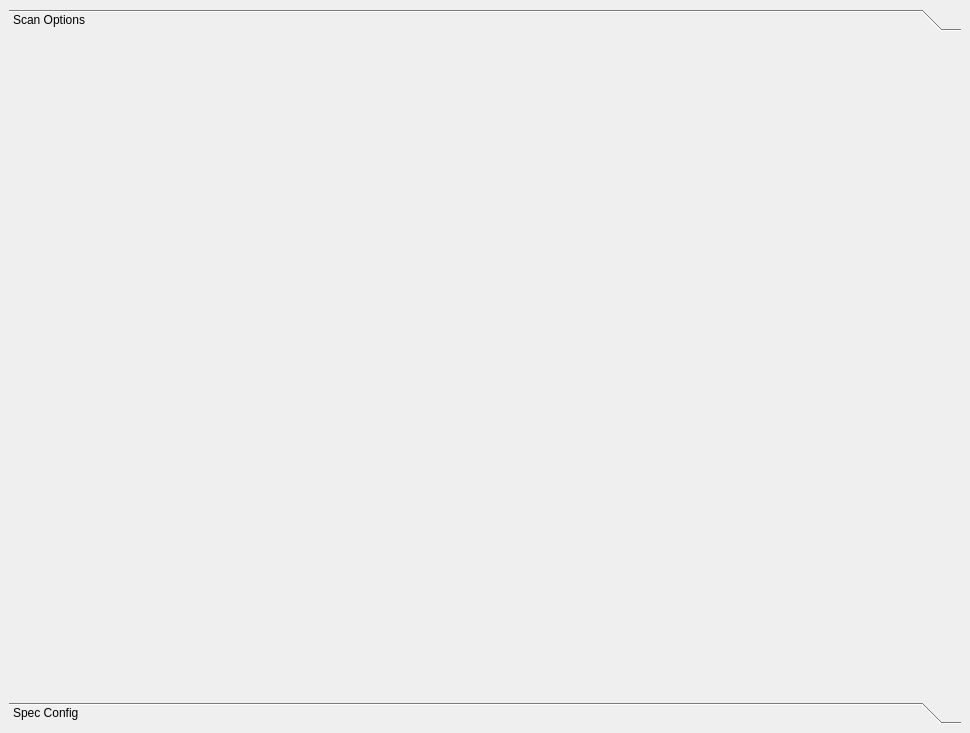
This is spectromicroscopy/smpgui/ui_smpspecinterface.ui in praxes/praxes as Qt 5 draws it before an edit. The edited form follows.
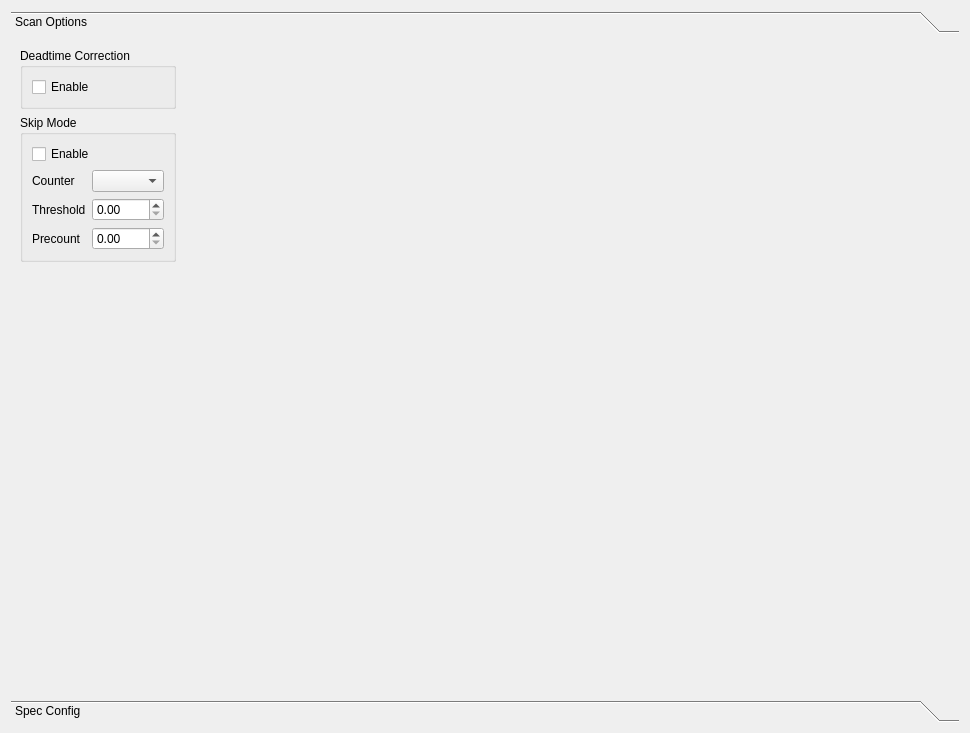
This is the edited form.

Commit message: [svn] abort causes signals to disconnect

Patch:
```diff
--- a/spectromicroscopy/smpgui/ui_smpspecinterface.ui
+++ b/spectromicroscopy/smpgui/ui_smpspecinterface.ui
@@ -12,15 +12,9 @@
   <property name="windowTitle" >
    <string>Form</string>
   </property>
+  <layout class="QGridLayout" >
+   <item row="0" column="0" >
   <widget class="QToolBox" name="toolBox" >
-   <property name="geometry" >
-    <rect>
-     <x>9</x>
-     <y>9</y>
-     <width>952</width>
-     <height>715</height>
-    </rect>
-   </property>
    <property name="currentIndex" >
     <number>0</number>
    </property>
@@ -29,14 +23,124 @@
      <rect>
       <x>0</x>
       <y>0</y>
-      <width>952</width>
+        <width>932</width>
       <height>655</height>
      </rect>
     </property>
     <attribute name="label" >
      <string>Scan Options</string>
     </attribute>
-    <layout class="QGridLayout" />
+      <layout class="QGridLayout" >
+       <item row="0" column="0" >
+        <widget class="QGroupBox" name="groupBox_2" >
+         <property name="autoFillBackground" >
+          <bool>false</bool>
+         </property>
+         <property name="title" >
+          <string>Deadtime Correction</string>
+         </property>
+         <layout class="QGridLayout" >
+          <item row="0" column="0" >
+           <widget class="QCheckBox" name="checkBox_2" >
+            <property name="text" >
+             <string>Enable</string>
+            </property>
+           </widget>
+          </item>
+         </layout>
+        </widget>
+       </item>
+       <item rowspan="2" row="0" column="1" >
+        <spacer>
+         <property name="orientation" >
+          <enum>Qt::Horizontal</enum>
+         </property>
+         <property name="sizeHint" >
+          <size>
+           <width>40</width>
+           <height>20</height>
+          </size>
+         </property>
+        </spacer>
+       </item>
+       <item row="1" column="0" >
+        <widget class="QGroupBox" name="groupBox" >
+         <property name="title" >
+          <string>Skip Mode</string>
+         </property>
+         <layout class="QGridLayout" >
+          <item row="0" column="0" colspan="2" >
+           <widget class="QCheckBox" name="checkBox" >
+            <property name="text" >
+             <string>Enable</string>
+            </property>
+           </widget>
+          </item>
+          <item row="1" column="0" >
+           <widget class="QLabel" name="label" >
+            <property name="sizePolicy" >
+             <sizepolicy vsizetype="Preferred" hsizetype="Minimum" >
+              <horstretch>0</horstretch>
+              <verstretch>0</verstretch>
+             </sizepolicy>
+            </property>
+            <property name="text" >
+             <string>Counter</string>
+            </property>
+           </widget>
+          </item>
+          <item row="1" column="1" >
+           <widget class="QComboBox" name="comboBox" />
+          </item>
+          <item row="2" column="0" >
+           <widget class="QLabel" name="label_3" >
+            <property name="sizePolicy" >
+             <sizepolicy vsizetype="Preferred" hsizetype="Minimum" >
+              <horstretch>0</horstretch>
+              <verstretch>0</verstretch>
+             </sizepolicy>
+            </property>
+            <property name="text" >
+             <string>Threshold</string>
+            </property>
+           </widget>
+          </item>
+          <item row="2" column="1" >
+           <widget class="QDoubleSpinBox" name="doubleSpinBox" />
+          </item>
+          <item row="3" column="0" >
+           <widget class="QLabel" name="label_4" >
+            <property name="sizePolicy" >
+             <sizepolicy vsizetype="Preferred" hsizetype="Minimum" >
+              <horstretch>0</horstretch>
+              <verstretch>0</verstretch>
+             </sizepolicy>
+            </property>
+            <property name="text" >
+             <string>Precount</string>
+            </property>
+           </widget>
+          </item>
+          <item row="3" column="1" >
+           <widget class="QDoubleSpinBox" name="doubleSpinBox_2" />
+          </item>
+         </layout>
+        </widget>
+       </item>
+       <item row="2" column="0" >
+        <spacer>
+         <property name="orientation" >
+          <enum>Qt::Vertical</enum>
+         </property>
+         <property name="sizeHint" >
+          <size>
+           <width>20</width>
+           <height>40</height>
+          </size>
+         </property>
+        </spacer>
+       </item>
+      </layout>
    </widget>
    <widget class="QWidget" name="pageSpecConfig" >
     <attribute name="label" >
@@ -44,6 +148,8 @@
     </attribute>
    </widget>
   </widget>
+   </item>
+  </layout>
  </widget>
  <resources/>
  <connections/>
```
Lines whose indentation alone changed are shown as unchanged. The commit also changes 2 other files.
